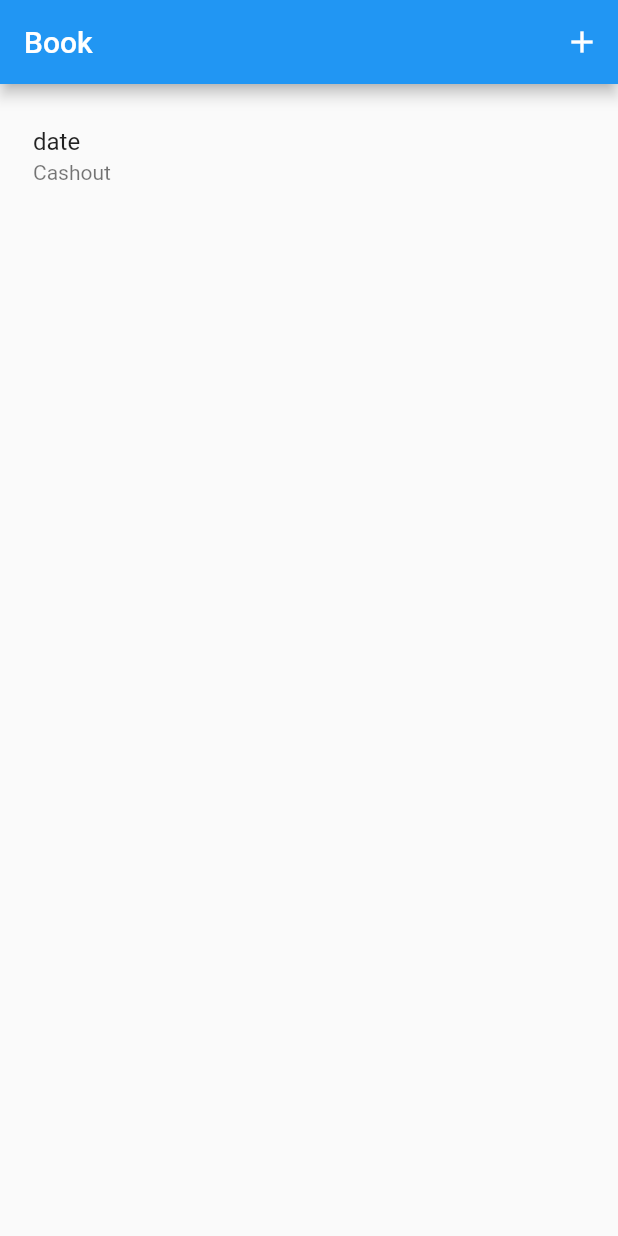
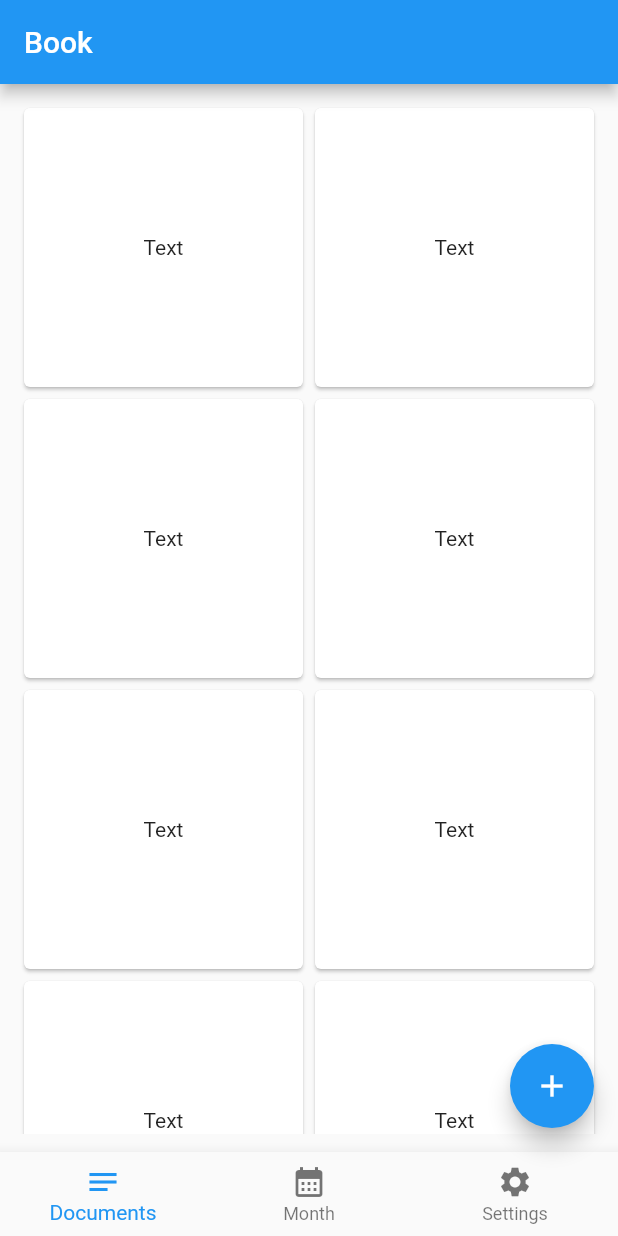
Before and after one commit to rubenkristian/history_book, a Flutter app: the screen it shows after launch, after a tap on the "add" icon, on a phone screen of 412 x 824 dp. Run offline on Flutter 3.47's test engine with Material 2 defaults, Android fonts, the phone set to English and light mode, and no system bars; our stand-ins replace hive, hive_flutter; accounts and stored records are empty.

Commit message:
update new file

```diff
--- a/lib/boxes.dart
+++ b/lib/boxes.dart
@@ -1,7 +1,10 @@
 import 'package:book_mom/models/book.dart';
+import 'package:book_mom/models/document.dart';
 import 'package:hive/hive.dart';
 
 class Boxes {
   static Box<Book> getBook() =>
       Hive.box<Book>('book');
+
+  static Box<Document> getDocument() => Hive.box<Document>('document');
 }
--- a/lib/main.dart
+++ b/lib/main.dart
@@ -1,8 +1,12 @@
 import 'package:book_mom/models/book.dart';
+import 'package:book_mom/pages/stateful/document.dart';
+import 'package:book_mom/pages/stateful/month.dart';
+import 'package:book_mom/pages/stateful/setting.dart';
 import 'package:flutter/material.dart';
 import 'package:hive_flutter/hive_flutter.dart';
 
 import 'boxes.dart';
+import 'package:book_mom/models/document.dart';
 
 void main(List<String> args) async {
   WidgetsFlutterBinding.ensureInitialized();
@@ -11,6 +15,7 @@ void main(List<String> args) async {
   Hive.registerAdapter(BookAdapter());
 
   await Hive.openBox<Book>("book");
+  await Hive.openBox<Document>("document");
   runApp(const BookApp());
 }
 
@@ -35,11 +40,12 @@ class BookAppContent extends StatefulWidget {
 }
 
 class BookAppContentState extends State<BookAppContent> {
+  int selectedPage = 0;
+  List<Widget> pages = [const DocumentPage(), const MonthPage(), const SettingPage()];
   @override
   void initState() {
     // TODO: implement initState
     super.initState();
-    Boxes.getBook().add(Book(cashIn: "Cashin", cashOut: "Cashout", date: "date"));
   }
   @override
   void dispose() {
@@ -52,121 +58,22 @@ class BookAppContentState extends State<BookAppContent> {
     return Scaffold(
       appBar: AppBar(
         title: const Text("Book"),
-        actions: [
-          IconButton(onPressed: () {
-            // Navigator.push(context, MaterialPageRoute(builder: (context) => const InputDetail()));
-          }, icon: const Icon(Icons.add))
-        ],
       ),
-      body: Container(
-        padding: const EdgeInsets.fromLTRB(6, 12, 6, 12),
-        child: ValueListenableBuilder(
-          valueListenable: Boxes.getBook().listenable(),
-          builder: (context, Box box, widget) {
-            if (box.isEmpty) {
-              return const Center(child: Text("Empty"),);
-            } else {
-              return ListView.builder(
-                itemCount: box.length,
-                itemBuilder: (context, index) {
-                  var currentBox = box;
-                  var bookData = currentBox.getAt(index);
-
-                  return InkWell(
-                    onTap: () {
-
-                    },
-                    child: ListTile(
-                      title: Text(bookData.date),
-                      subtitle: Text(bookData.cashOut),
-                    ),
-                  );
-                },
-              );
-            }
-          },
-        ),
-      )
+      body: pages[selectedPage],
+      bottomNavigationBar: BottomNavigationBar(items: const <BottomNavigationBarItem>[
+        BottomNavigationBarItem(icon: Icon(Icons.notes), label: "Documents"),
+        BottomNavigationBarItem(icon: Icon(Icons.calendar_month), label: "Month"),
+        BottomNavigationBarItem(icon: Icon(Icons.settings), label: "Settings"),
+      ],
+      onTap: (value) {
+        setState(() {
+          selectedPage = value;
+        });
+      },
+      currentIndex: selectedPage,
+      ),
+      floatingActionButton: FloatingActionButton(child: const Icon(Icons.add), onPressed: () {},),
     );
   }
 
 }
-
-// class BookDetailContent extends StatefulWidget {
-//   const BookDetailContent({Key? key}) : super(key: key);
-
-//   @override
-//   BookDetailContentState createState() => BookDetailContentState();
-// }
-
-// class BookDetailContentState extends State<BookDetailContent> {
-//   @override
-//   Widget build(BuildContext context) {
-//     return Scaffold(
-//       appBar: AppBar(title: const Text("Detail"), ),
-//       body: Center(child: SelectableText("Detail")),
-//     );
-//   }
-// }
-
-// class InputDetail extends StatefulWidget {
-//   const InputDetail({Key? key}) : super(key: key);
-
-//   @override
-//   InputDetailState createState() => InputDetailState();
-// }
-
-// class InputDetailState extends State<InputDetail> {
-//   String inCash = "";
-//   String outCash = "";
-//   @override
-//   Widget build(BuildContext context) {
-//     return Scaffold(
-//       appBar: AppBar(
-//         title: Text("Input"),
-//       ),
-//       body: Container(
-//         padding: const EdgeInsets.all(6),
-//         child: Center(
-//           child: Column(
-//             children: [
-//               TextField(
-//                 onChanged: (value) {
-//                   setState(() {
-//                     inCash = value;
-//                     setState(() {
-
-//                     });
-//                   });
-//                 },
-//               ),
-//               const SizedBox(height: 10.0,),
-//               TextField(
-//                 onChanged: (value) {
-//                   setState(() {
-//                     outCash = value;
-//                     setState(() {
-
-//                     });
-//                   });
-//                 },
-//               ),
-//               const SizedBox(height: 10.0,),
-//               ElevatedButton(
-//                 child: const Text("Save"),
-//                 onPressed: () {
-
-//               }, style: ElevatedButton.styleFrom(
-//                         padding: EdgeInsets.symmetric(
-//                             horizontal: 40.0, vertical: 20.0),
-//                         shape: RoundedRectangleBorder(
-//                             borderRadius: BorderRadius.circular(10.0)),
-//                       primary: Colors.purple),
-//               )
-//             ],
-//           ),
-//         ),
-//       ),
-//     );
-//   }
-// }
--- /dev/null
+++ b/lib/pages/stateful/document.dart
@@ -0,0 +1,27 @@
+import 'package:flutter/cupertino.dart';
+import 'package:flutter/material.dart';
+
+class DocumentPage extends StatefulWidget {
+  const DocumentPage({Key? key}) : super(key: key);
+
+  @override
+  DocumentPageState createState() => DocumentPageState();
+
+}
+
+class DocumentPageState extends State<DocumentPage> {
+  @override
+  Widget build(BuildContext context) {
+    return Container(
+      padding: const EdgeInsets.all(12),
+      child: GridView.builder(gridDelegate: const SliverGridDelegateWithFixedCrossAxisCount(crossAxisCount: 2), itemBuilder: (context, index) {
+        return Container(
+          child: Card(
+            child: Center(child: Text("Text")),
+          ),
+        );
+      }),
+    );
+  }
+
+}
```
Also changed, not shown: lib/models/document.dart (added, +19 -0 lines), lib/pages/stateful/month.dart (added, +30 -0 lines), lib/pages/stateful/setting.dart (added, +26 -0 lines), lib/models/document.g.dart (added).
